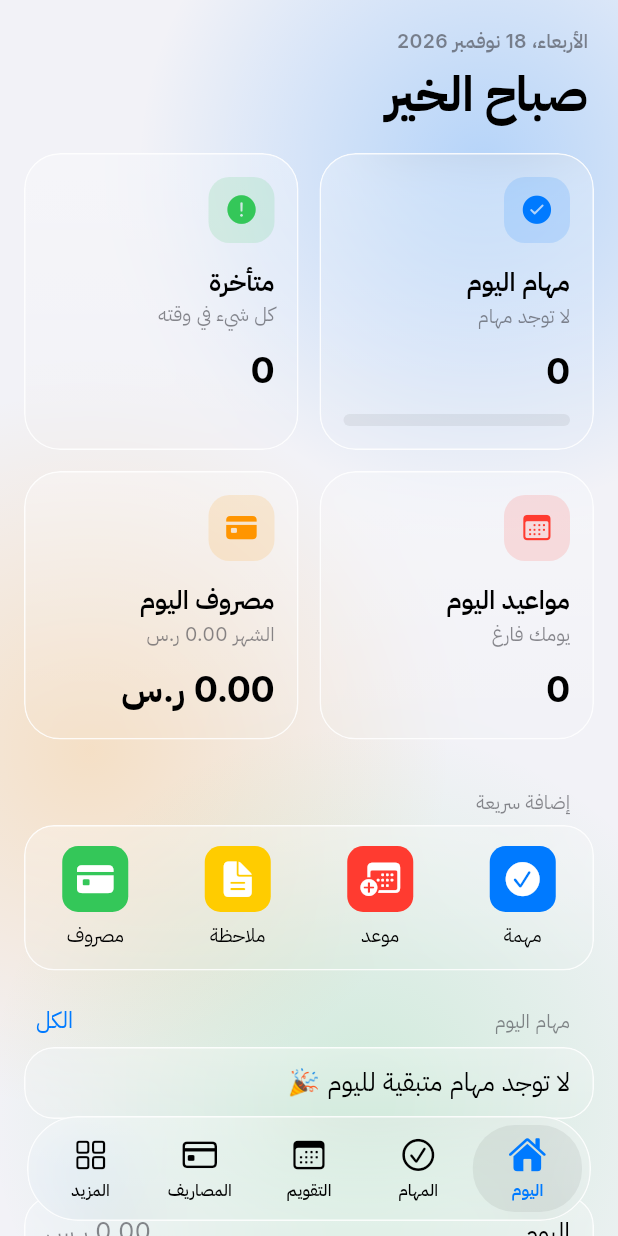
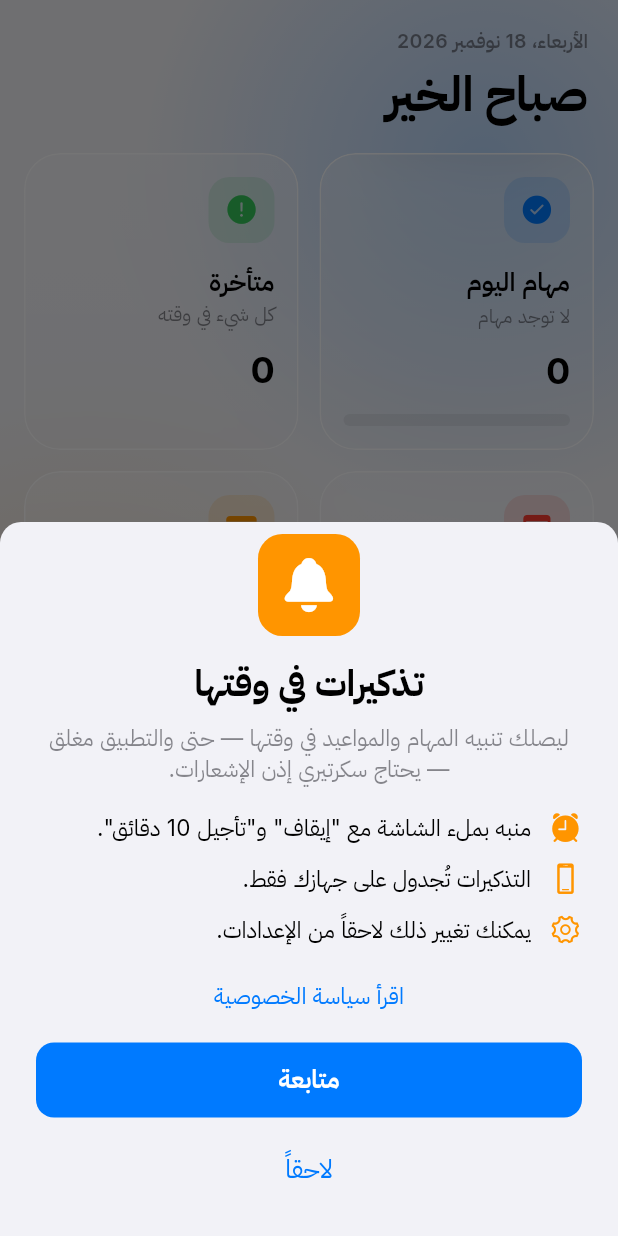
Before and after one commit to ahmadsoft/MySecretary, a Flutter app: the screen it shows after launch, on a phone screen of 412 x 824 dp. Run offline on Flutter 3.47's test engine with Material 3 defaults, Android fonts, the phone set to English and light mode, and no system bars; our stand-ins replace audioplayers, file_picker, flutter_local_notifications, flutter_riverpod, flutter_timezone, permission_handler and 5 more; missing offline and left inert: alarm_kit, another_telephony; accounts and stored records are empty.

Commit message:
توافق المتاجر: ملف خصوصية iOS، إعداد التشفير، سياسة الخصوصية، إفصاح قبل إذن الرسائل، شرح إذن الإشعارات، R8، واهتزاز اللمس
Co-Authored-By: Claude Opus 5.5 <noreply@anthropic.com>
Claude-Session: https://claude.ai/code/session_01BKpRAyVbgMJbDJU9Xfq4W2

```diff
--- a/lib/features/home_shell.dart
+++ b/lib/features/home_shell.dart
@@ -6,6 +6,7 @@ import '../core/glass.dart';
 import '../data/providers.dart';
 import '../services/sms_service.dart';
 import 'alarm/alarm_controller.dart';
+import 'permissions/permission_prompts.dart';
 import 'calendar/calendar_screen.dart';
 import 'dashboard/dashboard_screen.dart';
 import 'expenses/expenses_screen.dart';
@@ -32,9 +33,11 @@ class _HomeShellState extends ConsumerState<HomeShell>
     };
     SmsService.instance.start();
     // المنبه بملء الشاشة بعد بناء الواجهة
-    WidgetsBinding.instance.addPostFrameCallback(
-      (_) => AlarmController.instance.start(),
-    );
+    WidgetsBinding.instance.addPostFrameCallback((_) async {
+      await AlarmController.instance.start();
+      // شرح سبب إذن الإشعارات ثم طلبه (أول تشغيل فقط)
+      if (mounted) await showPermissionRationale(context);
+    });
   }
 
   @override
--- /dev/null
+++ b/lib/features/permissions/permission_prompts.dart
@@ -0,0 +1,201 @@
+import 'package:flutter/cupertino.dart';
+import 'package:flutter/material.dart';
+import 'package:permission_handler/permission_handler.dart';
+import 'package:shared_preferences/shared_preferences.dart';
+
+import '../../core/theme.dart';
+import '../../core/widgets.dart';
+import '../../services/notification_service.dart';
+import '../settings/privacy_policy_screen.dart';
+
+/// صفحة توضيحية موحدة تظهر قبل طلب أي إذن حساس.
+class _ConsentSheet extends StatelessWidget {
+  final IconData icon;
+  final Color color;
+  final String title;
+  final String intro;
+  final List<(IconData, String)> points;
+  final String accept;
+  final String decline;
+  const _ConsentSheet({
+    required this.icon,
+    required this.color,
+    required this.title,
+    required this.intro,
+    required this.points,
+    required this.accept,
+    required this.decline,
+  });
+
+  @override
+  Widget build(BuildContext context) {
+    return SafeArea(
+      child: SingleChildScrollView(
+        padding: const EdgeInsets.fromLTRB(24, 8, 24, 16),
+        child: Column(
+          mainAxisSize: MainAxisSize.min,
+          children: [
+            IconBadge(icon, color, size: 68),
+            const SizedBox(height: 14),
+            Text(
+              title,
+              textAlign: TextAlign.center,
+              style: TextStyle(
+                fontSize: 24,
+                fontWeight: FontWeight.w700,
+                color: Ios.label(context),
+              ),
+            ),
+            const SizedBox(height: 8),
+            Text(
+              intro,
+              textAlign: TextAlign.center,
+              style: TextStyle(
+                fontSize: 15,
+                color: Ios.secondary(context),
+                height: 1.4,
+              ),
+            ),
+            const SizedBox(height: 18),
+            for (final (i, t) in points)
+              Padding(
+                padding: const EdgeInsets.only(bottom: 12),
+                child: Row(
+                  crossAxisAlignment: CrossAxisAlignment.start,
+                  children: [
+                    Icon(i, color: color, size: 22),
+                    const SizedBox(width: 12),
+                    Expanded(
+                      child: Text(
+                        t,
+                        style: const TextStyle(fontSize: 15, height: 1.4),
+                      ),
+                    ),
+                  ],
+                ),
+              ),
+            CupertinoButton(
+              padding: EdgeInsets.zero,
+              onPressed: () => openPrivacyPolicy(context),
+              child: const Text(
+                'اقرأ سياسة الخصوصية',
+                style: TextStyle(fontSize: 15),
+              ),
+            ),
+            const SizedBox(height: 8),
+            FilledButton(
+              onPressed: () => Navigator.pop(context, true),
+              child: Text(accept),
+            ),
+            const SizedBox(height: 6),
+            CupertinoButton(
+              onPressed: () => Navigator.pop(context, false),
+              child: Text(decline),
+            ),
+          ],
+        ),
+      ),
+    );
+  }
+}
+
+/// الإفصاح الواضح (Prominent Disclosure) المطلوب من Google Play قبل طلب إذن الرسائل:
+/// ما الذي يُقرأ، ولماذا، وأين يُحفظ — ولا يُطلب الإذن إلا بعد الموافقة الصريحة.
+Future<bool> showSmsProminentDisclosure(BuildContext context) async {
+  final ok = await showModalBottomSheet<bool>(
+    context: context,
+    isScrollControlled: true,
+    isDismissible: false,
+    enableDrag: false,
+    builder: (_) => const _ConsentSheet(
+      icon: CupertinoIcons.chat_bubble_text_fill,
+      color: IosColors.green,
+      title: 'قراءة رسائل البنوك',
+      intro: 'يحتاج سكرتيري إذن قراءة الرسائل النصية واستقبالها لتسجيل مصروفاتك وإيراداتك تلقائياً من رسائل البنك.',
+      points: [
+        (
+          CupertinoIcons.doc_text_search,
+          'يقرأ التطبيق الرسائل الواردة ويبحث فيها عن عمليات بنكية (المبلغ، نوع العملية، الجهة).',
+        ),
+        (
+          CupertinoIcons.device_phone_portrait,
+          'التحليل يتم على جهازك فقط، ولا تُرسل أي رسالة أو بيانات إلى أي خادم أو جهة.',
+        ),
+        (
+          CupertinoIcons.tray_arrow_down_fill,
+          'يُحفظ على جهازك المبلغ والجهة ونص رسالة البنك التي سُجلت منها العملية فقط.',
+        ),
+        (
+          CupertinoIcons.lock_fill,
+          'رسائل رموز التحقق والرسائل الشخصية تُتجاهل ولا تُحفظ.',
+        ),
+        (
+          CupertinoIcons.power,
+          'يمكنك إيقاف الميزة في أي وقت من: المزيد ← رسائل البنوك.',
+        ),
+      ],
+      accept: 'أوافق، متابعة',
+      decline: 'ليس الآن',
+    ),
+  );
+  final accepted = ok ?? false;
+  await (await SharedPreferences.getInstance()).setBool(
+    'sms_consent',
+    accepted,
+  );
+  return accepted;
+}
+
+/// شرح سبب إذن الإشعارات قبل طلبه (أول تشغيل فقط).
+Future<void> showPermissionRationale(BuildContext context) async {
+  final prefs = await SharedPreferences.getInstance();
+  if (prefs.getBool('notif_rationale_shown') ?? false) return;
+  if (!context.mounted) return;
+  final ok = await showModalBottomSheet<bool>(
+    context: context,
+    isScrollControlled: true,
+    isDismissible: false,
+    enableDrag: false,
+    builder: (_) => const _ConsentSheet(
+      icon: CupertinoIcons.bell_fill,
+      color: IosColors.orange,
+      title: 'تذكيرات في وقتها',
+      intro: 'ليصلك تنبيه المهام والمواعيد في وقتها — حتى والتطبيق مغلق — يحتاج سكرتيري إذن الإشعارات.',
+      points: [
+        (
+          CupertinoIcons.alarm_fill,
+          'منبه بملء الشاشة مع "إيقاف" و"تأجيل 10 دقائق".',
+        ),
+        (
+          CupertinoIcons.device_phone_portrait,
+          'التذكيرات تُجدول على جهازك فقط.',
+        ),
+        (CupertinoIcons.gear, 'يمكنك تغيير ذلك لاحقاً من الإعدادات.'),
+      ],
+      accept: 'متابعة',
+      decline: 'لاحقاً',
+    ),
+  );
+  await prefs.setBool('notif_rationale_shown', true);
+  if (ok == true) await NotificationService.instance.requestPermissions();
+}
+
+/// حالة إذن الإشعارات (لعرضها في الإعدادات).
+Future<bool> notificationsAllowed() async {
+  try {
+    return await Permission.notification.isGranted;
+  } catch (_) {
+    return true;
+  }
+}
+
+/// عند رفض إذن سابقاً: شرح الحل وفتح إعدادات النظام.
+Future<void> explainDeniedPermission(BuildContext context, String what) async {
+  final open = await confirmDialog(
+    context,
+    'إذن $what مرفوض حالياً. يمكنك السماح به من إعدادات الجهاز ← سكرتيري.',
+    ok: 'فتح الإعدادات',
+    destructive: false,
+  );
+  if (open) await openAppSettings();
+}
--- a/lib/main.dart
+++ b/lib/main.dart
@@ -12,7 +12,8 @@ import 'services/notification_service.dart';
 Future<void> main() async {
   WidgetsFlutterBinding.ensureInitialized();
   await initializeDateFormatting('ar');
-  await NotificationService.instance.init();
+  // الأذونات تُطلب لاحقاً بعد عرض شرح السبب للمستخدم
+  await NotificationService.instance.init(requestPermission: false);
   runApp(const ProviderScope(child: MySecretaryApp()));
 }
 
--- a/lib/services/notification_service.dart
+++ b/lib/services/notification_service.dart
@@ -188,7 +188,7 @@ class NotificationService {
       );
       _ready = true;
       await AlarmKitService.instance.init();
-      if (requestPermission) await _requestPermissions();
+      if (requestPermission) await requestPermissions();
     } catch (e) {
       debugPrint('Notification init failed: $e');
     }
@@ -223,7 +223,8 @@ class NotificationService {
     }
   }
 
-  Future<void> _requestPermissions() async {
+  /// طلب أذونات الإشعارات (بعد عرض شرح السبب للمستخدم).
+  Future<void> requestPermissions() async {
     if (Platform.isAndroid) {
       final a = _plugin
           .resolvePlatformSpecificImplementation<
--- a/pubspec.yaml
+++ b/pubspec.yaml
@@ -16,7 +16,7 @@ publish_to: 'none' # Remove this line if you wish to publish to pub.dev
 # https://developer.apple.com/library/archive/documentation/General/Reference/InfoPlistKeyReference/Articles/CoreFoundationKeys.html
 # In Windows, build-name is used as the major, minor, and patch parts
 # of the product and file versions while build-number is used as the build suffix.
-version: 1.5.0+6
+version: 1.6.0+7
 
 environment:
   sdk: ^3.13.7
```
Also changed, not shown: lib/core/glass.dart (+7 -1 lines), lib/core/widgets.dart (+15 -3 lines), lib/features/expenses/sms_settings_screen.dart (+8 -2 lines), lib/features/settings/privacy_policy_screen.dart (added, +138 -0 lines), lib/features/settings/settings_screen.dart (+41 -5 lines), 11 other files.
